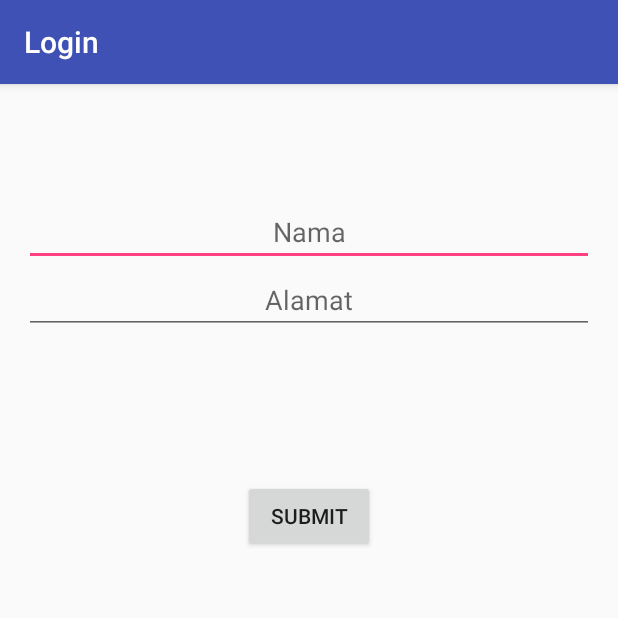
After one commit to RajaKos/RajaKos, an Android app: the BiodataActivity screen opened directly, with no data from a screen before it, on a phone screen of 412 x 824 dp, the top half of it. The commit adds this screen. Run offline under Robolectric (Android 15) with nearby library versions, the phone set to English and light mode, and no system bars; our stand-ins replace Firebase (no records; nobody signed in at launch, a user with empty details on screens opened directly).

Commit message:
Biodata commit

```diff
--- a/app/src/main/AndroidManifest.xml
+++ b/app/src/main/AndroidManifest.xml
@@ -23,7 +23,8 @@
             android:theme="@style/AppTheme.NoActionBar"></activity>
         <activity
             android:name=".RegisterActivity"
-            android:theme="@style/AppTheme.NoActionBar"></activity>
+            android:label="RegisterActivity"></activity>
+        <activity android:name=".BiodataActivity"></activity>
     </application>
 
 </manifest>
--- /dev/null
+++ b/app/src/main/java/xiirpl508182838/project/smktelkom_mlg/sch/id/BiodataActivity.java
@@ -0,0 +1,65 @@
+package xiirpl508182838.project.smktelkom_mlg.sch.id;
+
+import android.app.ProgressDialog;
+import android.content.Intent;
+import android.os.Bundle;
+import android.support.v7.app.AppCompatActivity;
+import android.view.View;
+import android.widget.Button;
+import android.widget.EditText;
+import android.widget.Toast;
+
+import com.google.firebase.auth.FirebaseAuth;
+import com.google.firebase.auth.FirebaseUser;
+import com.google.firebase.database.DatabaseReference;
+import com.google.firebase.database.FirebaseDatabase;
+
+import xiirpl508182838.project.smktelkom_mlg.sch.id.db.DataUser;
+
+public class BiodataActivity extends AppCompatActivity implements View.OnClickListener {
+
+    private EditText etNama, etAlamat;
+    private Button btSubmit;
+
+    private ProgressDialog progressDialog;
+    private DatabaseReference databaseReference;
+    private FirebaseAuth firebaseAuth;
+
+
+    @Override
+    protected void onCreate(Bundle savedInstanceState) {
+        super.onCreate(savedInstanceState);
+        setContentView(R.layout.activity_biodata);
+
+        firebaseAuth = FirebaseAuth.getInstance();
+        databaseReference = FirebaseDatabase.getInstance().getReference();
+
+        etNama = (EditText) findViewById(R.id.editTextNama);
+        etAlamat = (EditText) findViewById(R.id.editTextAlamat);
+        btSubmit = (Button) findViewById(R.id.buttonSubmit);
+
+        btSubmit.setOnClickListener(this);
+
+    }
+
+    private void saveDataUser() {
+        String nama = etNama.getText().toString().trim();
+        String alamat = etAlamat.getText().toString().trim();
+
+        DataUser dataUser = new DataUser(nama, alamat);
+        FirebaseUser user = firebaseAuth.getCurrentUser();
+
+        databaseReference.child(user.getUid()).setValue(dataUser);
+        Toast.makeText(this, "Saved!", Toast.LENGTH_SHORT).show();
+
+
+    }
+
+    @Override
+    public void onClick(View v) {
+        if (v == btSubmit) {
+            saveDataUser();
+            startActivity(new Intent(this, MenuActivity.class));
+        }
+    }
+}
--- /dev/null
+++ b/app/src/main/res/layout/activity_biodata.xml
@@ -0,0 +1,46 @@
+<?xml version="1.0" encoding="utf-8"?>
+<RelativeLayout xmlns:android="http://schemas.android.com/apk/res/android"
+    xmlns:tools="http://schemas.android.com/tools"
+    android:id="@+id/activity_biodata"
+    android:layout_width="match_parent"
+    android:layout_height="match_parent"
+    android:paddingBottom="@dimen/activity_vertical_margin"
+    android:paddingLeft="@dimen/activity_horizontal_margin"
+    android:paddingRight="@dimen/activity_horizontal_margin"
+    android:paddingTop="@dimen/activity_vertical_margin"
+    tools:context="xiirpl508182838.project.smktelkom_mlg.sch.id.BiodataActivity">
+
+    <EditText
+        android:id="@+id/editTextNama"
+        android:layout_width="match_parent"
+        android:layout_height="wrap_content"
+        android:layout_alignParentLeft="true"
+        android:layout_alignParentStart="true"
+        android:layout_alignParentTop="true"
+        android:layout_marginTop="60dp"
+        android:ems="10"
+        android:gravity="center"
+        android:hint="Nama"
+        android:inputType="textPersonName" />
+
+    <EditText
+        android:id="@+id/editTextAlamat"
+        android:layout_width="match_parent"
+        android:layout_height="wrap_content"
+        android:layout_alignParentLeft="true"
+        android:layout_alignParentStart="true"
+        android:layout_below="@+id/editTextNama"
+        android:ems="10"
+        android:gravity="center"
+        android:hint="Alamat"
+        android:inputType="textPersonName" />
+
+    <Button
+        android:id="@+id/buttonSubmit"
+        android:layout_width="wrap_content"
+        android:layout_height="wrap_content"
+        android:layout_below="@+id/editTextAlamat"
+        android:layout_centerHorizontal="true"
+        android:layout_marginTop="97dp"
+        android:text="Submit" />
+</RelativeLayout>
```
Also changed, not shown: app/src/main/java/xiirpl508182838/project/smktelkom_mlg/sch/id/RegisterActivity.java (+10 -3 lines), app/src/main/java/xiirpl508182838/project/smktelkom_mlg/sch/id/db/DataUser.java (added, +19 -0 lines), app/src/main/res/layout/daftar.xml (+14 -14 lines).
